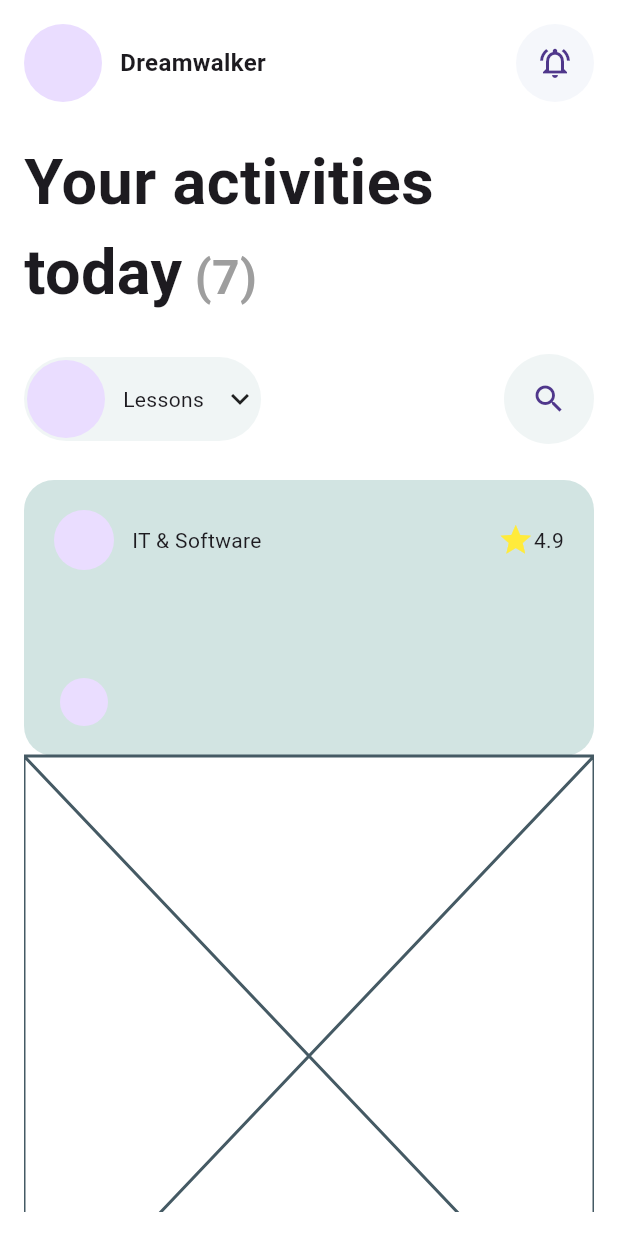
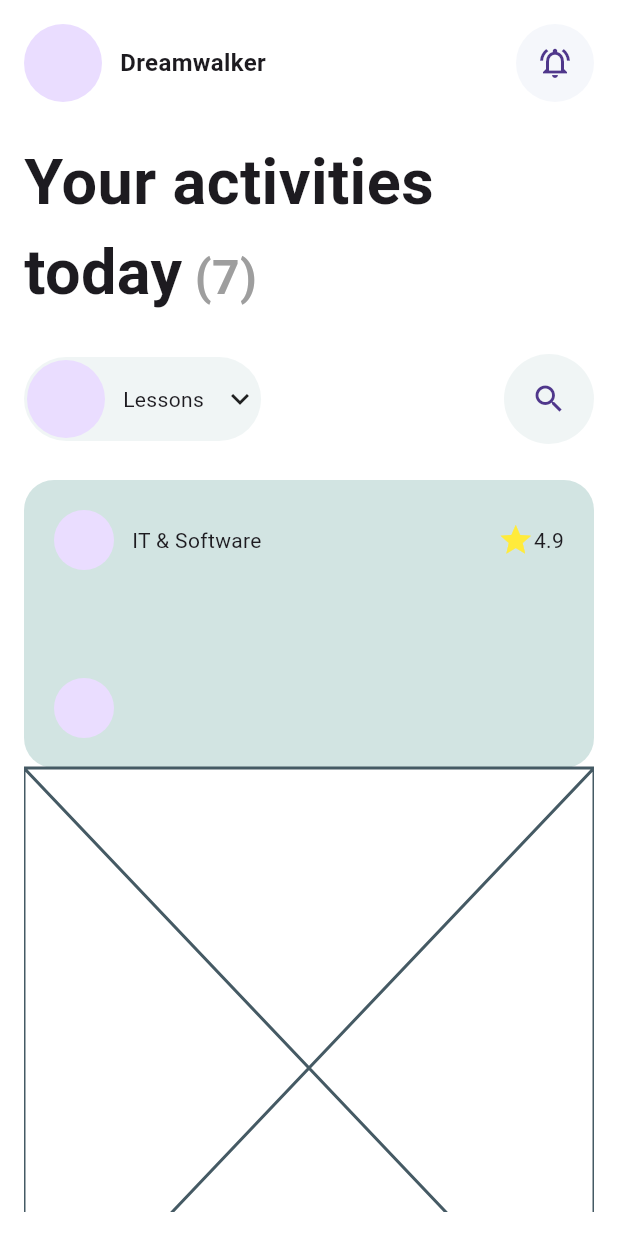
Before and after one commit to JAICHANGPARK/flutter_notebook_chapter_43, a Flutter app: the EducationHomePage screen opened directly, on a phone screen of 412 x 824 dp. Run offline on Flutter 3.47's test engine with Material 3 defaults, Android fonts, the phone set to English and light mode, and no system bars; our stand-ins replace gap, hugeicons, percent_indicator.

Commit message:
Update education_home_page.dart

```diff
--- a/lib/ep2191_education_app/ui/education_home_page.dart
+++ b/lib/ep2191_education_app/ui/education_home_page.dart
@@ -137,7 +137,7 @@ class _EducationHomePageState extends State<EducationHomePage> {
                         ),
                         Gap(72),
                         SizedBox(
-                          height: 32,
+                          height: 40,
                           width: double.infinity,
                           child: Stack(
                             children: [
```
